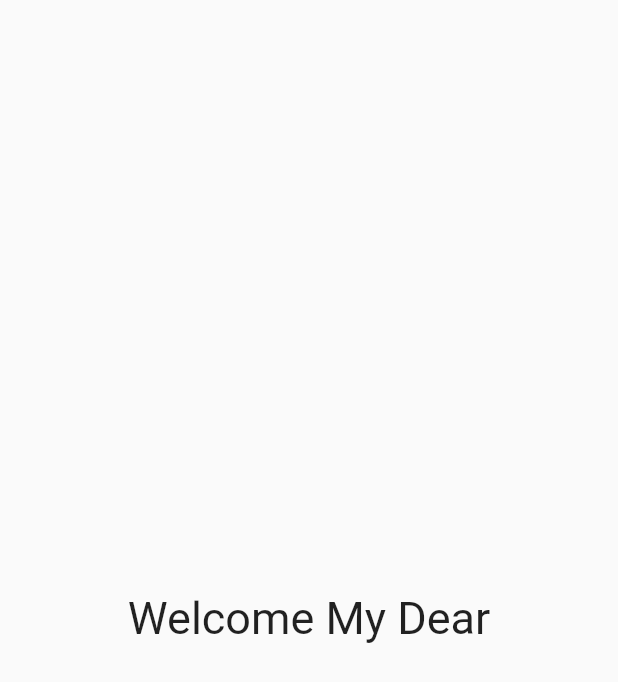
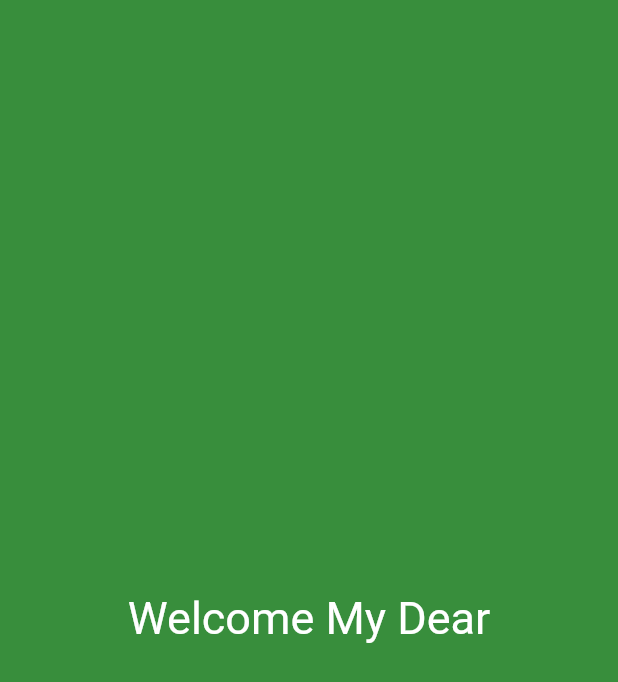
Before and after one commit to anoobbava/hello_my_dear, a Flutter app: the screen it shows after launch, on a phone screen of 412 x 824 dp. Shown: the top 682 px of the screen. Run offline on Flutter 3.47's test engine with Material 2 defaults, Android fonts, the phone set to English and light mode, and no system bars.

Commit message:
added background and text colur

```diff
--- a/lib/main.dart
+++ b/lib/main.dart
@@ -8,10 +8,11 @@ class MyApp extends StatelessWidget {
   @override
   Widget build(BuildContext context) {
     return Scaffold(
+      backgroundColor: Color(0xff388E3C),
       body: Center(
         child: Text(
           'Welcome My Dear',
-          style: TextStyle(fontSize: 30.0),
+          style: TextStyle(fontSize: 30.0, color: Colors.white),
         ),
       ),
     );
```
